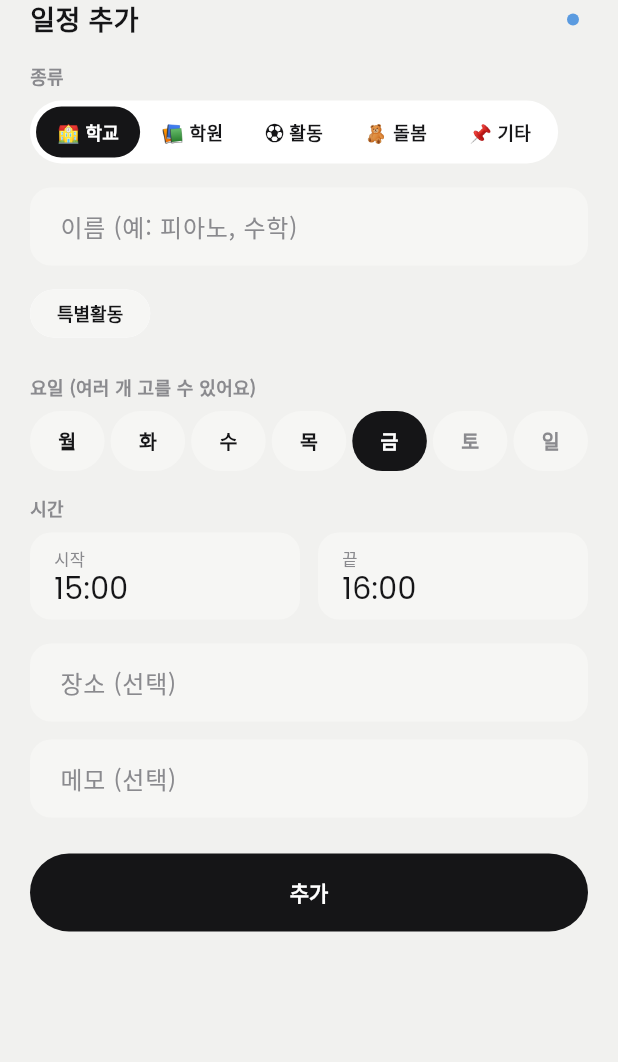
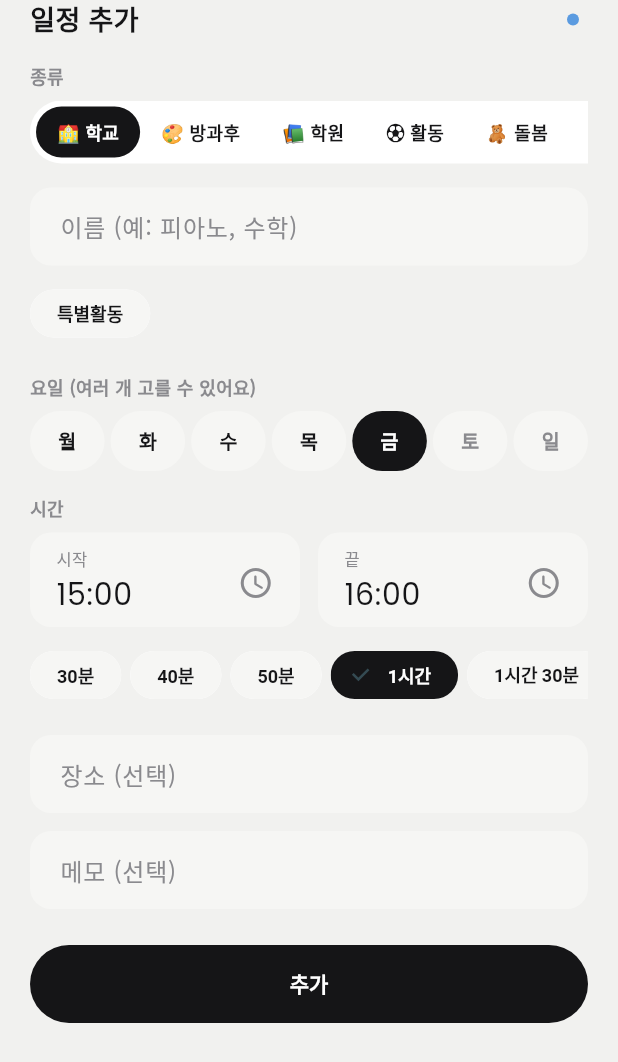
Before and after one commit to jong0227/family_timetable, a Flutter app: the _EntryEditor widget shown alone on an empty page, opened directly with empty values, after a tap on an icon or button, on a phone screen of 412 x 824 dp. Shown: the top 1062 px of the screen. Run offline on Flutter 3.47's test engine with Material 3 defaults, Android fonts, the phone set to English and light mode, and no system bars; our stand-ins replace cloud_firestore, firebase_auth, firebase_core, flutter_riverpod, google_fonts, shared_preferences; accounts and stored records are empty.

Commit message:
시간 입력 개선 + 학교 방과후 종류 추가 (v0.1.1)
첫 실사용 피드백 반영.

시간 입력 (TimeInputField — 앱 전체 시간 입력은 이것만 쓴다)
- 숫자만 치면 콜론이 저절로 들어간다: "1530" → 15:30, "930" → 9:30
- 다 치면 다음 칸(시작 → 끝)으로 자동 이동
- 아이 일정에 새벽은 없으므로 1~6시는 오후로 읽는다: "330" → 15:30
- 시계 아이콘 → 5분 단위 휠로 드래그해서 고르기
- 끝 시간은 길이 칩(30분·40분·50분·1시간·1시간 30분·2시간)으로 한 번에
- 교시 입력 화면의 시각 변경도 같은 휠로

미리보기에서 찾아 고친 것
- 시작을 다 치면 끝 칸으로 포커스가 먼저 넘어간 뒤 끝 값이 바뀌어서, 끝 칸에 옛 시각이
  보이고 그대로 나가면 옛 시각으로 덮어쓰던 문제 → "사용자가 실제로 쳤는가"로 판단

방과후
- 일정 종류에 학교 "방과후"(🎨) 추가, 과목 후보(로봇·코딩·바이올린…)
- 스키마 v2: 옛 앱이 방과후를 '기타'로 바꿔 저장하지 않도록 버전을 올리고, 앱을 켤 때
  가족 데이터 버전을 올린다(더 새 버전은 내리지 않음)

테스트 33개 통과, flutter analyze 0건.

Co-Authored-By: Claude Opus 5.5 <noreply@anthropic.com>

```diff
--- /dev/null
+++ b/lib/core/design/components/time_input.dart
@@ -0,0 +1,260 @@
+import 'package:flutter/cupertino.dart';
+import 'package:flutter/material.dart';
+import 'package:flutter/services.dart';
+
+import '../../../domain/models.dart';
+import '../app_theme.dart';
+import '../palette.dart';
+import '../tokens.dart';
+
+/// 시간 입력. 두 가지 방법을 같은 칸에서 다 된다.
+///
+/// 1. **타이핑** — 숫자만 치면 된다. "1530" → 15:30, "930" → 9:30.
+///    네 자리를 다 치면(또는 세 자리 + 분이 확실하면) 저절로 다음 칸으로 넘어간다.
+///    콜론(:)을 칠 필요가 없고, 시·분 칸을 따로 누를 필요도 없다.
+/// 2. **드래그** — 오른쪽 시계 아이콘을 누르면 휠이 올라온다. 5분 단위로 굴려서 고른다.
+///
+/// 아이 일정에 새벽 1~6시는 없으므로 1~6시로 치면 오후(13~18시)로 읽는다. "330" → 15:30.
+/// (Material 기본 시간 선택기는 시·분 칸을 따로 눌러야 하고 드래그가 안 돼서 불편하다는
+///  실사용 피드백으로 만든 컴포넌트다. 시간 입력은 앱 전체에서 이것만 쓴다.)
+class TimeInputField extends StatefulWidget {
+  final String label;
+  final int minutes;
+  final ValueChanged<int> onChanged;
+
+  /// 다 쳤을 때 넘어갈 다음 칸. null이면 키보드를 닫는다.
+  final FocusNode? nextFocus;
+  final FocusNode? focusNode;
+
+  const TimeInputField({
+    super.key,
+    required this.label,
+    required this.minutes,
+    required this.onChanged,
+    this.nextFocus,
+    this.focusNode,
+  });
+
+  @override
+  State<TimeInputField> createState() => _TimeInputFieldState();
+}
+
+class _TimeInputFieldState extends State<TimeInputField> {
+  late final _controller = TextEditingController(text: formatMinutes(widget.minutes));
+  late final FocusNode _focus = widget.focusNode ?? FocusNode();
+  bool _invalid = false;
+
+  /// 이 칸에 들어온 뒤 사용자가 실제로 숫자를 쳤나. 안 쳤으면 이 칸의 글자는 "보여주기"일 뿐이다.
+  bool _dirty = false;
+
+  @override
+  void initState() {
+    super.initState();
+    _focus.addListener(_onFocusChange);
+  }
+
+  @override
+  void didUpdateWidget(TimeInputField old) {
+    super.didUpdateWidget(old);
+    // 밖에서 값이 바뀌면(교시 선택, 시작을 옮겨 끝이 따라 옮겨짐, 길이 칩, 휠) 보이는 글자도 맞춘다.
+    // 포커스 여부가 아니라 "사용자가 치는 중인가"로 판단한다: 시작을 다 치면 끝 칸으로 포커스가 먼저
+    // 넘어온 뒤 끝 값이 바뀌므로, 포커스로 막으면 끝 칸에 옛 시각이 남는다(실기기 피드백 후 발견).
+    if (old.minutes != widget.minutes && !_dirty) {
+      _controller.text = formatMinutes(widget.minutes);
+      if (_focus.hasFocus) _selectAll();
+    }
+  }
+
+  void _selectAll() => _controller.selection = TextSelection(baseOffset: 0, extentOffset: _controller.text.length);
+
+  @override
+  void dispose() {
+    _focus.removeListener(_onFocusChange);
+    if (widget.focusNode == null) _focus.dispose();
+    _controller.dispose();
+    super.dispose();
+  }
+
+  void _onFocusChange() {
+    if (_focus.hasFocus) {
+      // 들어오면 전부 선택 → 바로 새 숫자를 치면 덮어써진다.
+      _dirty = false;
+      _selectAll();
+    } else if (_dirty) {
+      // 치다가 나가면 친 만큼으로 확정. 안 쳤으면 아무것도 바꾸지 않는다
+      // (보이는 글자를 다시 저장하면 밖에서 바꾼 값을 옛 글자로 덮을 수 있다).
+      _commit(_controller.text, moveOn: false);
+    }
+  }
+
+  void _onTyped(String text) {
+    final digits = text.replaceAll(RegExp(r'\D'), '');
+    _dirty = true;
+    setState(() => _invalid = false);
+    if (isTypedTimeComplete(digits)) _commit(digits, moveOn: true);
+  }
+
+  void _commit(String text, {required bool moveOn}) {
+    _dirty = false;
+    final m = parseTypedTime(text);
+    if (m == null) {
+      if (text.replaceAll(RegExp(r'\D'), '').isNotEmpty) setState(() => _invalid = true);
+      _controller.text = formatMinutes(widget.minutes);
+      return;
+    }
+    _controller.text = formatMinutes(m);
+    widget.onChanged(m);
+    if (moveOn) {
+      final next = widget.nextFocus;
+      next != null ? next.requestFocus() : _focus.unfocus();
+    }
+  }
+
+  Future<void> _openWheel() async {
+    _focus.unfocus();
+    final m = await showTimeWheel(context, initial: widget.minutes, title: widget.label);
+    if (m != null) {
+      _controller.text = formatMinutes(m);
+      widget.onChanged(m);
+    }
+  }
+
+  @override
+  Widget build(BuildContext context) {
+    final p = context.palette;
+    return Container(
+      decoration: BoxDecoration(
+        color: p.surfaceMuted,
+        borderRadius: BorderRadius.circular(AppRadius.md),
+        border: Border.all(color: _invalid ? p.status.urgent : Colors.transparent, width: 1.5),
+      ),
+      padding: const EdgeInsets.fromLTRB(16, 8, 4, 4),
+      child: Row(
+        children: [
+          Expanded(
+            child: Column(
+              crossAxisAlignment: CrossAxisAlignment.start,
+              children: [
+                Text(
+                  _invalid ? '예: 1530, 930' : widget.label,
+                  style: TextStyle(fontSize: AppText.caption, color: _invalid ? p.status.urgent : p.textMuted),
+                ),
+                TextField(
+                  controller: _controller,
+                  focusNode: _focus,
+                  keyboardType: TextInputType.number,
+                  textInputAction: widget.nextFocus != null ? TextInputAction.next : TextInputAction.done,
+                  inputFormatters: [TypedTimeFormatter()],
+                  onChanged: _onTyped,
+                  onSubmitted: (t) => _commit(t, moveOn: true),
+                  style: AppFonts.numeric(size: AppText.numSm, weight: FontWeight.w400),
+                  decoration: const InputDecoration(
+                    isDense: true,
+                    filled: false,
+                    border: InputBorder.none,
+                    contentPadding: EdgeInsets.symmetric(vertical: 4),
+                  ),
+                ),
+              ],
+            ),
+          ),
+          IconButton(
+            tooltip: '굴려서 고르기',
+            onPressed: _openWheel,
+            icon: Icon(Icons.schedule_rounded, color: p.textMuted),
+          ),
+        ],
+      ),
+    );
+  }
+}
+
+/// 휠로 시간 고르기(5분 단위, 24시간). 고르면 분, 취소하면 null.
+Future<int?> showTimeWheel(BuildContext context, {required int initial, String? title}) {
+  var picked = (initial ~/ 5) * 5; // 휠이 5분 단위라 시작값도 맞춰야 한다.
+  return showModalBottomSheet<int>(
+    context: context,
+    builder: (ctx) => SafeArea(
+      child: Padding(
+        padding: const EdgeInsets.fromLTRB(AppGap.page, 0, AppGap.page, AppGap.lg),
+        child: Column(
+          mainAxisSize: MainAxisSize.min,
+          crossAxisAlignment: CrossAxisAlignment.stretch,
+          children: [
+            if (title != null)
+              Text(
+                title,
+                style: const TextStyle(fontSize: AppText.heading, fontWeight: FontWeight.w700),
+              ),
+            SizedBox(
+              height: 200,
+              child: CupertinoDatePicker(
+                mode: CupertinoDatePickerMode.time,
+                use24hFormat: true,
+                minuteInterval: 5,
+                initialDateTime: DateTime(2000, 1, 1, picked ~/ 60, picked % 60),
+                onDateTimeChanged: (t) => picked = t.hour * 60 + t.minute,
+              ),
+            ),
+            const SizedBox(height: AppGap.md),
+            FilledButton(onPressed: () => Navigator.pop(ctx, picked), child: const Text('확인')),
+          ],
+        ),
+      ),
+    ),
+  );
+}
+
+// ── 타이핑 규칙(순수 함수 — test/time_input_test.dart) ─────────────────────
+
+/// 아이 일정에서 1~6시는 오후로 읽는다(새벽 일정은 없다).
+int _assumeAfternoon(int h) => h >= 1 && h <= 6 ? h + 12 : h;
+
+/// 숫자만 남긴 입력을 시각(분)으로. 안 되면 null.
+/// - 1~2자리: 시만 ("9" → 9:00, "15" → 15:00, "3" → 15:00)
+/// - 3자리: H:MM ("930" → 9:30, "330" → 15:30)
+/// - 4자리: HH:MM ("1530" → 15:30, "0930" → 9:30)
+int? parseTypedTime(String input) {
+  final d = input.replaceAll(RegExp(r'\D'), '');
+  if (d.isEmpty || d.length > 4) return null;
+  final (hs, ms) = switch (d.length) {
+    1 || 2 => (d, '0'),
+    3 => (d.substring(0, 1), d.substring(1)),
+    _ => (d.substring(0, 2), d.substring(2)),
+  };
+  final h = int.parse(hs);
+  final m = int.parse(ms);
+  if (h > 23 || m > 59) return null;
+  // "0930"처럼 앞에 0을 붙여 친 건 그대로 오전으로 둔다.
+  final hour = d.length == 4 && d.startsWith('0') ? h : _assumeAfternoon(h);
+  return hour * 60 + m;
+}
+
+/// 다 쳤나? 다 쳤으면 다음 칸으로 넘어간다.
+/// - 4자리면 끝.
+/// - 3자리인데 앞 두 자리가 시가 될 수 없으면(예: "930"의 93) 끝. "153"은 15:3_일 수 있어 기다린다.
+bool isTypedTimeComplete(String digits) {
+  if (digits.length >= 4) return true;
+  if (digits.length == 3) return int.parse(digits.substring(0, 2)) > 23 && parseTypedTime(digits) != null;
+  return false;
+}
+
+/// 치는 동안 콜론을 알아서 넣어 보여준다. 보이는 모양 = 그 자리에서 멈췄을 때 저장될 값
+/// ([parseTypedTime]과 같은 규칙). "1" → "1", "15" → "15", "130" → "1:30", "1530" → "15:30".
+/// ("1530"을 치는 중간에 잠깐 "1:53"이 보이지만, 거기서 멈추면 실제로 1:53이 되므로 정직한 표시다.)
+class TypedTimeFormatter extends TextInputFormatter {
+  @override
+  TextEditingValue formatEditUpdate(TextEditingValue oldValue, TextEditingValue newValue) {
+    var d = newValue.text.replaceAll(RegExp(r'\D'), '');
+    if (d.length > 4) d = d.substring(d.length - 4);
+    final text = switch (d.length) {
+      0 || 1 || 2 => d,
+      3 => '${d.substring(0, 1)}:${d.substring(1)}',
+      _ => '${d.substring(0, 2)}:${d.substring(2)}',
+    };
+    return TextEditingValue(
+      text: text,
+      selection: TextSelection.collapsed(offset: text.length),
+    );
+  }
+}
--- a/lib/core/design/design.dart
+++ b/lib/core/design/design.dart
@@ -6,5 +6,6 @@ export 'components/cards.dart';
 export 'components/feedback.dart';
 export 'components/layout.dart';
 export 'components/navigation.dart';
+export 'components/time_input.dart';
 export 'palette.dart';
 export 'tokens.dart';
--- a/lib/data/family_store.dart
+++ b/lib/data/family_store.dart
@@ -39,7 +39,12 @@ abstract class FamilyStore {
 ///
 /// 가족 중 한 명만 앱을 업데이트한 상태에서, 옛 앱이 새 형식 데이터를 모르고 덮어써
 /// 망가뜨리는 걸 막는 게 목적이다. 옛 앱은 자기보다 높은 버전을 보면 읽기 전용이 된다.
-const kSchemaVersion = 1;
+///
+/// 이력:
+/// - v1 (2026-10-23) 처음
+/// - v2 (2026-10-23) 일정 종류에 `afterSchool`(학교 방과후) 추가. v1 앱은 이걸 '기타'로 읽고,
+///   그 상태로 고쳐 저장하면 방과후가 기타로 바뀌어 버린다 → 그래서 버전을 올려 옛 앱에 업데이트 안내.
+const kSchemaVersion = 2;
 
 class FamilyMeta {
   final int schemaVersion;
--- a/lib/domain/models.dart
+++ b/lib/domain/models.dart
@@ -38,6 +38,10 @@ enum MemberRole {
 
 enum EntryKind {
   school('학교', '🏫'),
+
+  /// 학교 방과후 수업(로봇, 바이올린…). 학교 안이지만 교시가 아니라 시간으로 잡는다.
+  /// 스키마 v2에서 추가 — 옛 앱은 이 값을 모른다(family_store.dart kSchemaVersion 참고).
+  afterSchool('방과후', '🎨'),
   academy('학원', '📚'),
   activity('활동', '⚽'),
   care('돌봄', '🧸'),
--- a/lib/domain/timetable_logic.dart
+++ b/lib/domain/timetable_logic.dart
@@ -155,7 +155,8 @@ List<String> titleSuggestions(EntryKind kind, Institution inst) => switch (kind)
     _ => ['특별활동'],
   },
   EntryKind.academy => ['피아노', '영어', '수학', '미술', '논술', '코딩', '과학'],
-  EntryKind.activity => ['태권도', '수영', '축구', '줄넘기', '발레', '방과후'],
+  EntryKind.afterSchool => ['로봇', '코딩', '바이올린', '방송댄스', '주산', '과학실험', '바둑', '요리', '영어', '음악줄넘기'],
+  EntryKind.activity => ['태권도', '수영', '축구', '줄넘기', '발레'],
   EntryKind.care => ['어린이집', '유치원', '돌봄교실', '지역아동센터'],
   EntryKind.etc => ['병원', '상담'],
 };
--- a/lib/features/timetable/entry_editor_sheet.dart
+++ b/lib/features/timetable/entry_editor_sheet.dart
@@ -49,8 +49,13 @@ class _EntryEditorState extends ConsumerState<_EntryEditor> {
   bool get _editing => _original != null;
   bool get _usesPeriods => _kind == EntryKind.school && widget.child.institution.hasPeriods;
 
+  final _startFocus = FocusNode();
+  final _endFocus = FocusNode();
+
   @override
   void dispose() {
+    _startFocus.dispose();
+    _endFocus.dispose();
     _title.dispose();
     _place.dispose();
     _memo.dispose();
@@ -127,13 +132,44 @@ class _EntryEditorState extends ConsumerState<_EntryEditor> {
             Row(
               children: [
                 Expanded(
-                  child: _TimeField(label: '시작', minutes: _start, onPick: (m) => setState(() => _setStart(m))),
+                  child: TimeInputField(
+                    label: '시작',
+                    minutes: _start,
+                    focusNode: _startFocus,
+                    nextFocus: _endFocus,
+                    onChanged: (m) => setState(() => _setStart(m)),
+                  ),
                 ),
                 const SizedBox(width: AppGap.md),
                 Expanded(
-                  child: _TimeField(label: '끝', minutes: _end, onPick: (m) => setState(() => _end = m)),
+                  child: TimeInputField(
+                    label: '끝',
+                    minutes: _end,
+                    focusNode: _endFocus,
+                    onChanged: (m) => setState(() => _end = m),
+                  ),
                 ),
               ],
+            ),
+            const SizedBox(height: AppGap.sm),
+            // 끝 시각은 대개 "몇 분짜리"로 정하는 게 빠르다(학원 50분, 태권도 1시간).
+            SingleChildScrollView(
+              scrollDirection: Axis.horizontal,
+              child: Row(
+                children: [
+                  for (final len in const [30, 40, 50, 60, 90, 120])
+                    Padding(
+                      padding: const EdgeInsets.only(right: AppGap.snug),
+                      child: ChoiceChip(
+                        label: Text(
+                          len < 60 ? '$len분' : (len % 60 == 0 ? '${len ~/ 60}시간' : '${len ~/ 60}시간 ${len % 60}분'),
+                        ),
+                        selected: _end - _start == len,
+                        onSelected: (_) => setState(() => _end = (_start + len).clamp(0, 24 * 60 - 1)),
+                      ),
+                    ),
+                ],
+              ),
             ),
             if (_end <= _start) ...[
               const SizedBox(height: AppGap.sm),
@@ -303,44 +339,3 @@ class _WeekdayPicker extends StatelessWidget {
     );
   }
 }
-
-class _TimeField extends StatelessWidget {
-  final String label;
-  final int minutes;
-  final ValueChanged<int> onPick;
-
-  const _TimeField({required this.label, required this.minutes, required this.onPick});
-
-  @override
-  Widget build(BuildContext context) {
-    final p = context.palette;
-    return Material(
-      color: p.surfaceMuted,
-      borderRadius: BorderRadius.circular(AppRadius.md),
-      child: InkWell(
-        borderRadius: BorderRadius.circular(AppRadius.md),
-        onTap: () async {
-          final t = await showTimePicker(
-            context: context,
-            initialTime: TimeOfDay(hour: minutes ~/ 60, minute: minutes % 60),
-            initialEntryMode: TimePickerEntryMode.input,
-          );
-          if (t != null) onPick(t.hour * 60 + t.minute);
-        },
-        child: Padding(
-          padding: const EdgeInsets.symmetric(horizontal: 16, vertical: 10),
-          child: Column(
-            crossAxisAlignment: CrossAxisAlignment.start,
-            children: [
-              Text(
-                label,
-                style: TextStyle(fontSize: AppText.caption, color: p.textMuted),
-              ),
-              TimeText(formatMinutes(minutes), size: AppText.numSm, weight: FontWeight.w400),
-            ],
-          ),
-        ),
-      ),
-    );
-  }
-}
--- a/pubspec.yaml
+++ b/pubspec.yaml
@@ -16,7 +16,7 @@ publish_to: 'none' # Remove this line if you wish to publish to pub.dev
 # https://developer.apple.com/library/archive/documentation/General/Reference/InfoPlistKeyReference/Articles/CoreFoundationKeys.html
 # In Windows, build-name is used as the major, minor, and patch parts
 # of the product and file versions while build-number is used as the build suffix.
-version: 1.0.0+1
+version: 0.1.1+2
 
 environment:
   sdk: ^3.12.2
```
Also changed, not shown: lib/app/app.dart (+7 -0 lines), lib/data/timetable_repository.dart (+9 -1 lines), lib/features/timetable/school_week_sheet.dart (+2 -6 lines), 4 other files.
